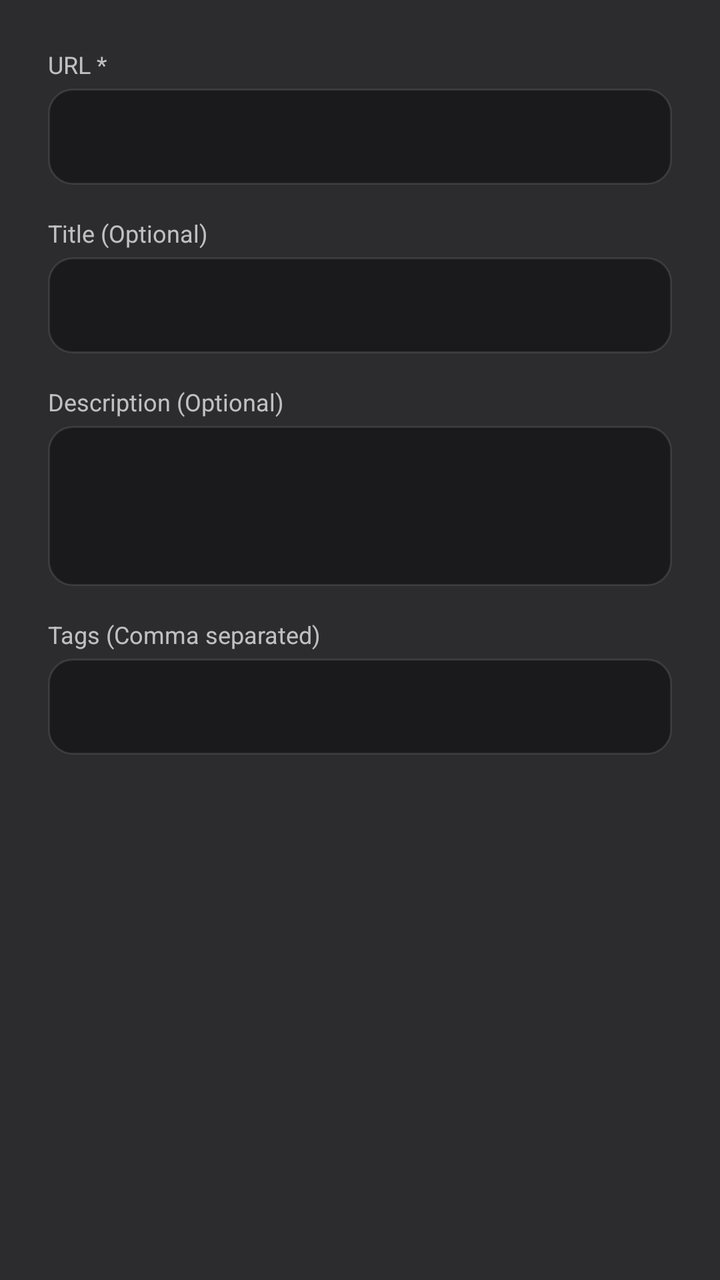
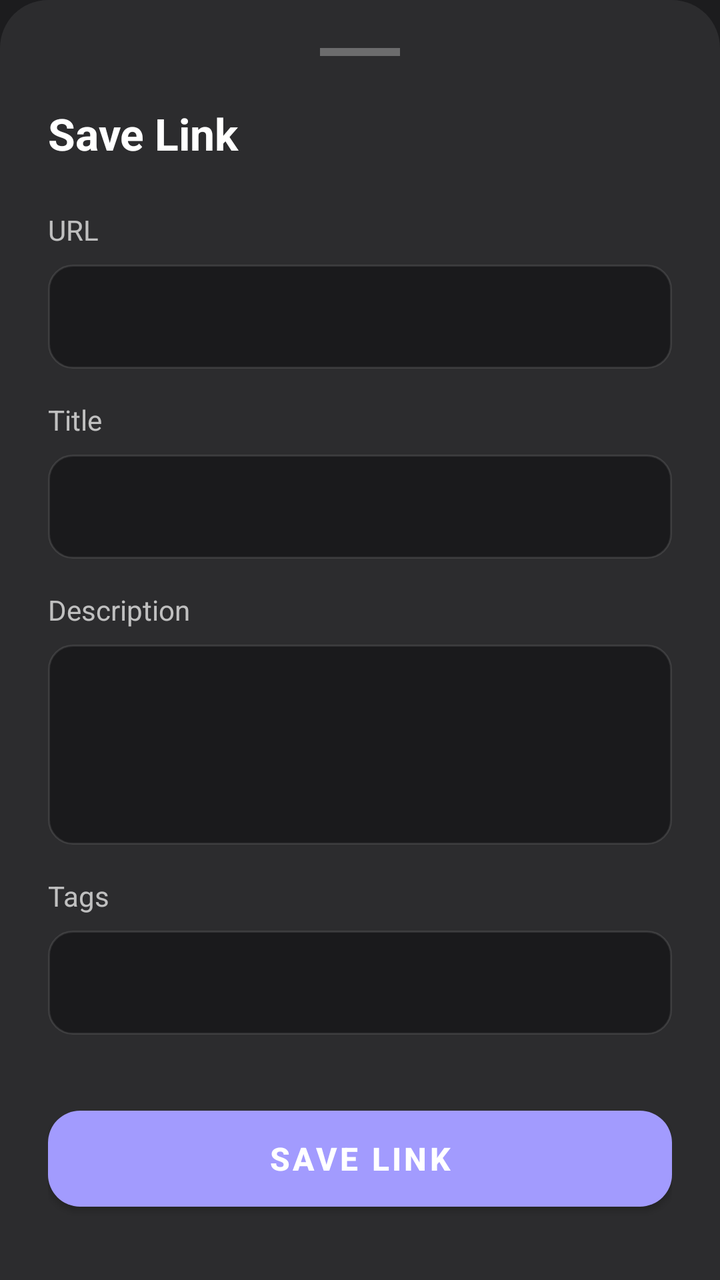

Screens rendered from an Android XML layout before and after an edit, with the pre-edit source and the edit as a unified diff.
<!-- AndroidManifest.xml: application theme Theme.LunaCoreOS -->
<!-- res/layout/dialog_add_link.xml -->
<?xml version="1.0" encoding="utf-8"?>
<LinearLayout xmlns:android="http://schemas.android.com/apk/res/android"
    android:layout_width="match_parent"
    android:layout_height="wrap_content"
    android:orientation="vertical"
    android:padding="24dp"
    android:background="@color/bg_surface">

    <TextView
        android:layout_width="wrap_content"
        android:layout_height="wrap_content"
        android:text="URL *"
        android:textColor="@color/text_secondary"
        android:textSize="12sp"
        android:layout_marginBottom="4dp" />
    <EditText
        android:id="@+id/etUrl"
        android:layout_width="match_parent"
        android:layout_height="48dp"
        android:background="@drawable/input_background"
        android:textColor="@color/text_primary"
        android:paddingHorizontal="12dp"
        android:inputType="textUri"
        android:layout_marginBottom="16dp" />

    <TextView
        android:layout_width="wrap_content"
        android:layout_height="wrap_content"
        android:text="Title (Optional)"
        android:textColor="@color/text_secondary"
        android:textSize="12sp"
        android:layout_marginBottom="4dp" />
    <EditText
        android:id="@+id/etTitle"
        android:layout_width="match_parent"
        android:layout_height="48dp"
        android:background="@drawable/input_background"
        android:textColor="@color/text_primary"
        android:paddingHorizontal="12dp"
        android:inputType="textCapWords"
        android:layout_marginBottom="16dp" />

    <TextView
        android:layout_width="wrap_content"
        android:layout_height="wrap_content"
        android:text="Description (Optional)"
        android:textColor="@color/text_secondary"
        android:textSize="12sp"
        android:layout_marginBottom="4dp" />
    <EditText
        android:id="@+id/etDescription"
        android:layout_width="match_parent"
        android:layout_height="80dp"
        android:background="@drawable/input_background"
        android:textColor="@color/text_primary"
        android:padding="12dp"
        android:gravity="top|start"
        android:inputType="textMultiLine"
        android:layout_marginBottom="16dp" />

    <TextView
        android:layout_width="wrap_content"
        android:layout_height="wrap_content"
        android:text="Tags (Comma separated)"
        android:textColor="@color/text_secondary"
        android:textSize="12sp"
        android:layout_marginBottom="4dp" />
    <EditText
        android:id="@+id/etTags"
        android:layout_width="match_parent"
        android:layout_height="48dp"
        android:background="@drawable/input_background"
        android:textColor="@color/text_primary"
        android:paddingHorizontal="12dp"
        android:layout_marginBottom="8dp" />

</LinearLayout>
<!-- resources referenced by this layout -->
<resources>
  <color name="bg_surface">#FF2C2C2E</color>
  <color name="text_primary">#FFFFFFFF</color>
  <color name="text_secondary">#B3FFFFFF</color>
  <!-- drawable input_background (drawable) -->
  <?xml version="1.0" encoding="utf-8"?>
  <shape xmlns:android="http://schemas.android.com/apk/res/android"
      android:shape="rectangle">
      <solid android:color="@color/bg_input" />
      <corners android:radius="12dp" />
      <stroke android:width="1dp" android:color="@color/border_subtle" />
  </shape>
  <style name="Theme.LunaCoreOS" parent="Theme.MaterialComponents.DayNight.NoActionBar">
          <item name="colorPrimary">@color/accent_primary</item>
          <item name="colorPrimaryDark">@color/status_bar</item>
          <item name="colorAccent">@color/accent_primary</item>
          <item name="android:windowBackground">@color/bg_dark</item>
          <item name="android:statusBarColor">@color/status_bar</item>
          <item name="android:navigationBarColor">@color/bg_dark</item>
          <item name="android:windowLightStatusBar">false</item>
      </style>
  <color name="bg_input">#FF1A1A1C</color>
  <color name="border_subtle">#1AFFFFFF</color>
  <color name="accent_primary">#FFA29BFE</color>
  <color name="status_bar">#FF121214</color>
  <color name="bg_dark">#FF1C1C1E</color>
</resources>

<!-- the commit's change to res/layout/dialog_add_link.xml (unified diff, before → after) -->
@@ -1,59 +1,78 @@
 <?xml version="1.0" encoding="utf-8"?>
 <LinearLayout xmlns:android="http://schemas.android.com/apk/res/android"
+    xmlns:app="http://schemas.android.com/apk/res-auto"
     android:layout_width="match_parent"
     android:layout_height="wrap_content"
     android:orientation="vertical"
-    android:padding="24dp"
-    android:background="@color/bg_surface">
+    android:background="@drawable/bottom_sheet_bg"
+    android:padding="24dp">
+
+    
+    <View
+        android:layout_width="40dp"
+        android:layout_height="4dp"
+        android:background="#4DFFFFFF"
+        android:layout_gravity="center_horizontal"
+        android:layout_marginBottom="24dp" />
+
+    <TextView
+        android:id="@+id/tvDialogTitle"
+        android:layout_width="match_parent"
+        android:layout_height="wrap_content"
+        android:text="Save Link"
+        android:textColor="@color/text_primary"
+        android:textSize="22sp"
+        android:textStyle="bold"
+        android:layout_marginBottom="24dp" />
 
     <TextView
         android:layout_width="wrap_content"
         android:layout_height="wrap_content"
-        android:text="URL *"
+        android:text="URL"
         android:textColor="@color/text_secondary"
-        android:textSize="12sp"
-        android:layout_marginBottom="4dp" />
+        android:textSize="14sp"
+        android:layout_marginBottom="8dp" />
     <EditText
         android:id="@+id/etUrl"
         android:layout_width="match_parent"
-        android:layout_height="48dp"
+        android:layout_height="52dp"
         android:background="@drawable/input_background"
         android:textColor="@color/text_primary"
-        android:paddingHorizontal="12dp"
+        android:paddingHorizontal="16dp"
         android:inputType="textUri"
         android:layout_marginBottom="16dp" />
 
     <TextView
         android:layout_width="wrap_content"
         android:layout_height="wrap_content"
-        android:text="Title (Optional)"
+        android:text="Title"
         android:textColor="@color/text_secondary"
-        android:textSize="12sp"
-        android:layout_marginBottom="4dp" />
+        android:textSize="14sp"
+        android:layout_marginBottom="8dp" />
     <EditText
         android:id="@+id/etTitle"
         android:layout_width="match_parent"
-        android:layout_height="48dp"
+        android:layout_height="52dp"
         android:background="@drawable/input_background"
         android:textColor="@color/text_primary"
-        android:paddingHorizontal="12dp"
+        android:paddingHorizontal="16dp"
         android:inputType="textCapWords"
         android:layout_marginBottom="16dp" />
 
     <TextView
         android:layout_width="wrap_content"
         android:layout_height="wrap_content"
-        android:text="Description (Optional)"
+        android:text="Description"
         android:textColor="@color/text_secondary"
-        android:textSize="12sp"
-        android:layout_marginBottom="4dp" />
+        android:textSize="14sp"
+        android:layout_marginBottom="8dp" />
     <EditText
         android:id="@+id/etDescription"
         android:layout_width="match_parent"
-        android:layout_height="80dp"
+        android:layout_height="100dp"
         android:background="@drawable/input_background"
         android:textColor="@color/text_primary"
-        android:padding="12dp"
+        android:padding="16dp"
         android:gravity="top|start"
         android:inputType="textMultiLine"
         android:layout_marginBottom="16dp" />
@@ -61,17 +80,28 @@
     <TextView
         android:layout_width="wrap_content"
         android:layout_height="wrap_content"
-        android:text="Tags (Comma separated)"
+        android:text="Tags"
         android:textColor="@color/text_secondary"
-        android:textSize="12sp"
-        android:layout_marginBottom="4dp" />
+        android:textSize="14sp"
+        android:layout_marginBottom="8dp" />
     <EditText
         android:id="@+id/etTags"
         android:layout_width="match_parent"
-        android:layout_height="48dp"
+        android:layout_height="52dp"
         android:background="@drawable/input_background"
         android:textColor="@color/text_primary"
-        android:paddingHorizontal="12dp"
-        android:layout_marginBottom="8dp" />
+        android:paddingHorizontal="16dp"
+        android:layout_marginBottom="32dp" />
+
+    <com.google.android.material.button.MaterialButton
+        android:id="@+id/btnSave"
+        android:layout_width="match_parent"
+        android:layout_height="60dp"
+        android:text="Save Link"
+        android:textSize="16sp"
+        android:textStyle="bold"
+        app:cornerRadius="16dp"
+        app:backgroundTint="@color/accent_primary"
+        android:textColor="@android:color/white" />
 
 </LinearLayout>
<!-- resource entries referenced after the edit -->
@@ -3,6 +3,12 @@
   <color name="bg_surface">#FF2C2C2E</color>
   <color name="text_primary">#FFFFFFFF</color>
   <color name="text_secondary">#B3FFFFFF</color>
+  <!-- drawable bottom_sheet_bg (drawable) -->
+  <?xml version="1.0" encoding="utf-8"?>
+  <shape xmlns:android="http://schemas.android.com/apk/res/android">
+      <solid android:color="@color/bg_surface"/>
+      <corners android:topLeftRadius="24dp" android:topRightRadius="24dp"/>
+  </shape>
   <!-- drawable input_background (drawable) -->
   <?xml version="1.0" encoding="utf-8"?>
   <shape xmlns:android="http://schemas.android.com/apk/res/android"
